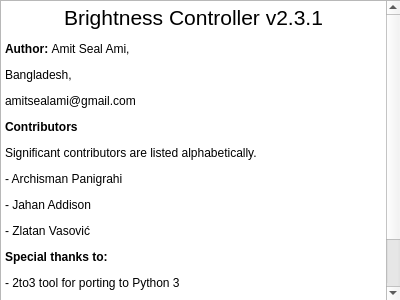
This is src/ui/about.ui in LordAmit/Brightness as Qt 5 draws it before an edit. The edited form follows.
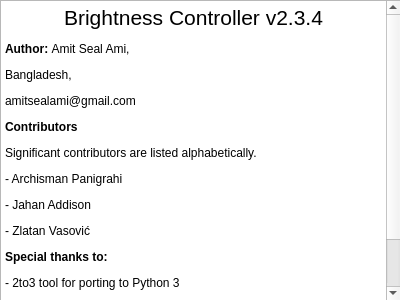
This is the edited form.

The edit to the form file:
```diff
--- a/src/ui/about.ui
+++ b/src/ui/about.ui
@@ -45,7 +45,7 @@
 &lt;html&gt;&lt;head&gt;&lt;meta name=&quot;qrichtext&quot; content=&quot;1&quot; /&gt;&lt;style type=&quot;text/css&quot;&gt;
 p, li { white-space: pre-wrap; }
 &lt;/style&gt;&lt;/head&gt;&lt;body style=&quot; font-family:'Ubuntu'; font-size:11pt; font-weight:400; font-style:normal;&quot;&gt;
-&lt;p align=&quot;center&quot; style=&quot; margin-top:12px; margin-bottom:12px; margin-left:0px; margin-right:0px; -qt-block-indent:0; text-indent:0px;&quot;&gt;&lt;span style=&quot; font-family:'Sans'; font-size:16pt;&quot;&gt;Brightness Controller v2.3.1&lt;/span&gt;&lt;/p&gt;
+&lt;p align=&quot;center&quot; style=&quot; margin-top:12px; margin-bottom:12px; margin-left:0px; margin-right:0px; -qt-block-indent:0; text-indent:0px;&quot;&gt;&lt;span style=&quot; font-family:'Sans'; font-size:16pt;&quot;&gt;Brightness Controller v2.3.4&lt;/span&gt;&lt;/p&gt;
 &lt;p style=&quot; margin-top:12px; margin-bottom:12px; margin-left:0px; margin-right:0px; -qt-block-indent:0; text-indent:0px;&quot;&gt;&lt;span style=&quot; font-family:'Sans'; font-size:9pt; font-weight:600;&quot;&gt;Author: &lt;/span&gt;&lt;span style=&quot; font-family:'Sans'; font-size:9pt;&quot;&gt;Amit Seal Ami, &lt;/span&gt;&lt;/p&gt;
 &lt;p style=&quot; margin-top:12px; margin-bottom:12px; margin-left:0px; margin-right:0px; -qt-block-indent:0; text-indent:0px;&quot;&gt;&lt;span style=&quot; font-family:'Sans'; font-size:9pt;&quot;&gt;Bangladesh,&lt;/span&gt;&lt;/p&gt;
 &lt;p style=&quot; margin-top:12px; margin-bottom:12px; margin-left:0px; margin-right:0px; -qt-block-indent:0; text-indent:0px;&quot;&gt;&lt;span style=&quot; font-family:'Sans'; font-size:9pt;&quot;&gt;amitsealami@gmail.com&lt;/span&gt;&lt;/p&gt;
```
